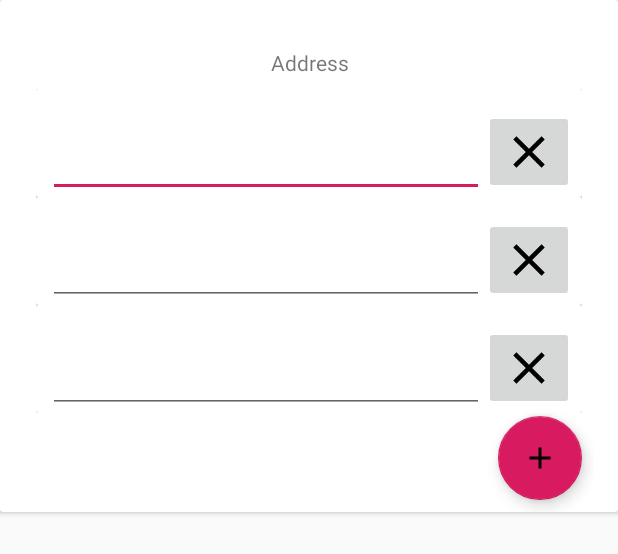
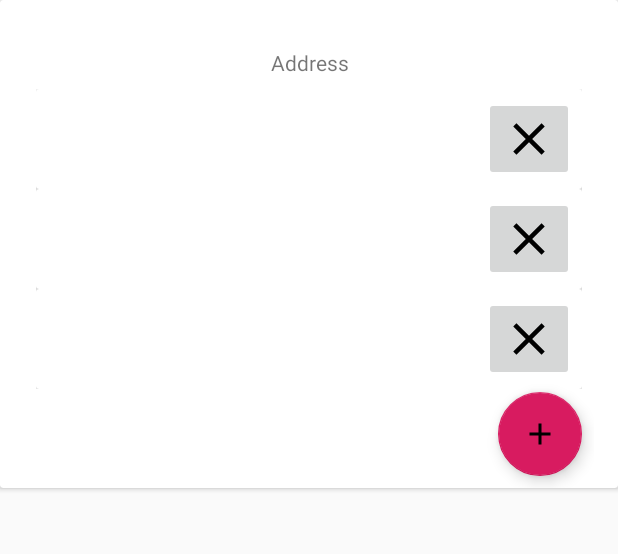
Before and after one commit to azubair100/Ahmed-Zubair-Contacts, an Android app: the layout edit_contact_address.xml on its own in the app's theme, with its tools: preview values and no code run, on a phone screen of 412 x 824 dp. Shown: the top 554 px of the screen. Run offline under Robolectric (Android 15) with nearby library versions, the phone set to English and light mode, and no system bars.

Commit message:
deleting contact works

```diff
--- a/app/src/main/java/com/example/ahmedzubaircontacts/model/PersonDAO.kt
+++ b/app/src/main/java/com/example/ahmedzubaircontacts/model/PersonDAO.kt
@@ -19,4 +19,7 @@ interface PersonDAO {
 
     @Query("SELECT * FROM person WHERE firstName LIKE :search OR lastName LIKE :search")
     suspend fun searchPersons(search: String): List<Person>
+
+    @Query("DELETE FROM person WHERE personId = :personId ")
+    suspend fun deletePerson(personId: Long)
 }
--- a/app/src/main/java/com/example/ahmedzubaircontacts/viewmodel/ContactDetailsViewModel.kt
+++ b/app/src/main/java/com/example/ahmedzubaircontacts/viewmodel/ContactDetailsViewModel.kt
@@ -19,4 +19,10 @@ class ContactDetailsViewModel(application: Application) : BaseViewModel(applicat
             addressesLiveData.value = ContactDatabase(getApplication()).addressDAO().findAllAddressesByPersonId(personId)
         }
     }
+
+    fun deleteContact(personId: Long){
+        launch {
+            ContactDatabase(getApplication()).personDAO().deletePerson(personId)
+        }
+    }
 }
--- a/app/src/main/java/com/example/ahmedzubaircontacts/viewmodel/NewContactViewModel.kt
+++ b/app/src/main/java/com/example/ahmedzubaircontacts/viewmodel/NewContactViewModel.kt
@@ -38,7 +38,7 @@ class NewContactViewModel(application: Application) : BaseViewModel(application)
         val phones = arrayListOf<Phone>()
         for(phoneString in list){
             val phoneDetail: List<String> = phoneString.split(" ".toRegex())
-            phones.add(Phone(personId, phoneDetail[0], phoneDetail[1]))
+            phones.add(Phone(personId, phoneDetail[0], phoneDetail[phoneDetail.size-1]))
         }
         return phones
     }
@@ -47,7 +47,7 @@ class NewContactViewModel(application: Application) : BaseViewModel(application)
         val emails = arrayListOf<Email>()
         for(emailString in list){
             val emailDetail: List<String> = emailString.split(" ".toRegex())
-            emails.add(Email(personId, emailDetail[0], emailDetail[1]))
+            emails.add(Email(personId, emailDetail[0], emailDetail[emailDetail.size-1]))
         }
         return emails
     }
--- a/app/src/main/res/layout/edit_contact_address.xml
+++ b/app/src/main/res/layout/edit_contact_address.xml
@@ -36,7 +36,7 @@
             app:layout_constraintEnd_toEndOf="parent"
             app:layout_constraintStart_toStartOf="parent"
             app:layout_constraintTop_toBottomOf="@+id/addressTV"
-            tools:listitem="@layout/edit_contact_generic_row"/>
+            tools:listitem="@layout/new_contact_detail_row"/>
 
         <com.google.android.material.floatingactionbutton.FloatingActionButton
             android:id="@+id/createNewAddressBtn"
--- a/app/src/main/res/layout/edit_contact_generic_row.xml
+++ /dev/null
@@ -1,48 +0,0 @@
-<?xml version="1.0" encoding="utf-8"?>
-<layout
-    xmlns:android="http://schemas.android.com/apk/res/android"
-    xmlns:app="http://schemas.android.com/apk/res-auto">
-    <data>
-        <variable
-            name="contactDetails"
-            type="String" />
-    </data>
-
-    <androidx.cardview.widget.CardView
-        android:layout_width="match_parent"
-        android:layout_height="wrap_content">
-
-
-        <RelativeLayout
-            android:layout_width="match_parent"
-            android:layout_height="wrap_content">
-
-            <com.google.android.material.textfield.TextInputLayout
-                android:id="@+id/detailsTIL"
-                android:layout_width="match_parent"
-                android:layout_height="wrap_content"
-                android:layout_marginStart="8dp"
-                android:layout_marginTop="16dp"
-                android:layout_marginEnd="65dp"
-                app:layout_constraintEnd_toEndOf="parent"
-                app:layout_constraintStart_toStartOf="parent">
-
-                <com.google.android.material.textfield.TextInputEditText
-                    android:layout_width="match_parent"
-                    android:layout_height="match_parent"
-                    android:ems="10"/>
-            </com.google.android.material.textfield.TextInputLayout>
-
-            <ImageButton
-                android:id="@+id/clearRowBtn"
-                android:layout_width="wrap_content"
-                android:layout_height="wrap_content"
-                android:layout_alignParentEnd="true"
-                android:layout_marginTop="14dp"
-                android:layout_marginEnd="5dp"
-                app:srcCompat="@drawable/clear" />
-
-        </RelativeLayout>
-
-    </androidx.cardview.widget.CardView>
-</layout>
--- a/app/src/main/res/layout/new_contact_detail_row.xml
+++ b/app/src/main/res/layout/new_contact_detail_row.xml
@@ -20,7 +20,7 @@
             android:layout_width="match_parent"
             android:layout_height="wrap_content">
 
-            <EditText
+            <TextView
                 android:id="@+id/textET"
                 android:layout_width="match_parent"
                 android:layout_height="wrap_content"
@@ -28,7 +28,8 @@
                 android:layout_marginTop="16dp"
                 android:layout_marginEnd="65dp"
                 android:text="@{contactDetail}"
-                android:inputType="text|textMultiLine"
+                android:textSize="24sp"
+                android:autoSizeTextType="uniform"
                 app:layout_constraintEnd_toEndOf="parent"
                 app:layout_constraintStart_toStartOf="parent"/>
 
@@ -37,8 +38,9 @@
                 android:layout_width="wrap_content"
                 android:layout_height="wrap_content"
                 android:layout_alignParentEnd="true"
-                android:layout_marginTop="14dp"
+                android:layout_marginTop="5dp"
                 android:layout_marginEnd="5dp"
+                android:layout_marginBottom="5dp"
                 app:srcCompat="@drawable/clear" />
 
         </RelativeLayout>
--- a/app/src/main/res/values/strings.xml
+++ b/app/src/main/res/values/strings.xml
@@ -27,4 +27,5 @@
     <string name="space">&#160;</string>
     <string name="error_contact_saving">An error occurred! Contact could not be saved. Please try again.</string>
     <string name="edit_contact">Edit Contact</string>
+    <string name="delete_contact">Delete Contact</string>
 </resources>
```
Also changed, not shown: app/src/main/java/com/example/ahmedzubaircontacts/view/ContactDetailsFragment.kt (+13 -8 lines), app/src/main/res/layout/fragment_contact_details.xml (+15 -1 lines).
